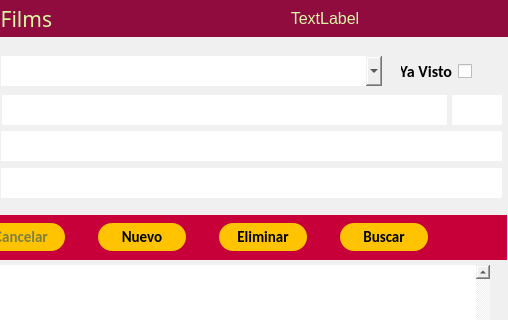
The window that gui/main.ui (QuitoAr/Cine) describes before a commit, drawn with Qt 5; both pictures show x 219 to 727 and y 0 to 320 of the 727 by 575 pixel window.
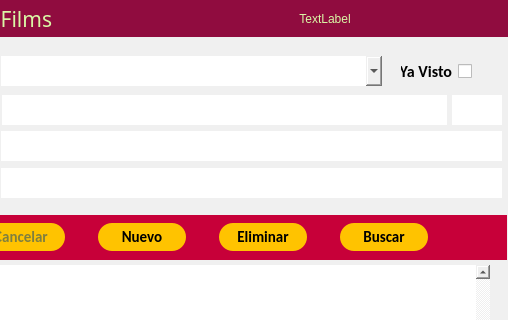
The same window after the commit. Icons and pictures are not drawn.

Commit message: Mejorar la interfaz de usuario: ajustar dimensiones de la ventana de búsqueda y modificar propiedades de estilo en main.ui

The edit to the form file:
```diff
--- a/gui/main.ui
+++ b/gui/main.ui
@@ -357,9 +357,7 @@
         </size>
        </property>
        <property name="font">
-        <font>
-         <pointsize>12</pointsize>
-        </font>
+        <font/>
        </property>
        <property name="styleSheet">
         <string notr="true">color: rgb(218, 247, 166);
```
The commit also changes 2 other files.
